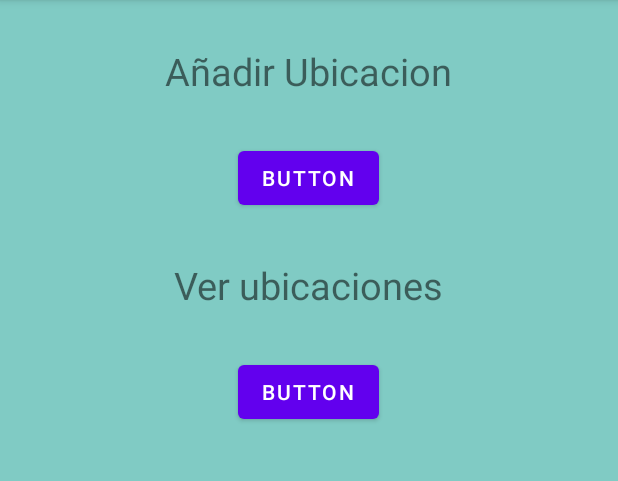
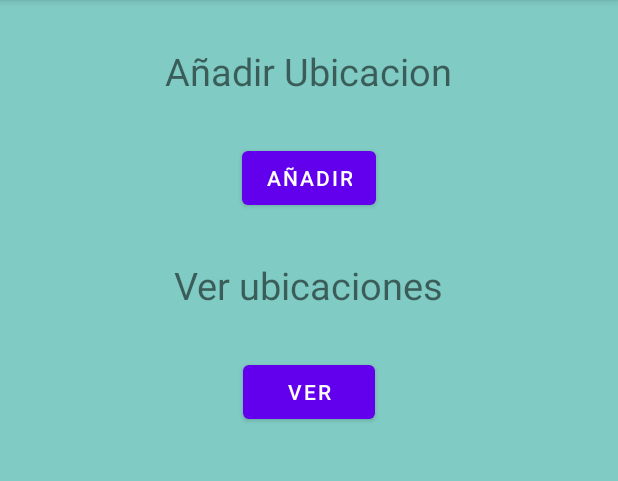
Before and after one commit to Jacobman55/Ubicar, an Android app: the PantElec screen opened directly, with no data from a screen before it, on a phone screen of 412 x 824 dp, the part 84-565 px from its top. Run offline under Robolectric (Android 15) with nearby library versions, the phone set to English and light mode, and no system bars.

Commit message:
1.1.1 DetailColor
Añadido color a la DetailActivity y cambiado el nombre de los botones de la pantalla de eleccion

```diff
--- a/app/src/main/res/layout/activity_pant_elec.xml
+++ b/app/src/main/res/layout/activity_pant_elec.xml
@@ -34,7 +34,7 @@
                 android:layout_gravity="center"
                 android:layout_marginTop="30dp"
                 android:onClick="onClickNuv"
-                android:text="Button" />
+                android:text="Añadir" />
 
             <TextView
                 android:id="@+id/textView2"
@@ -52,7 +52,7 @@
                 android:layout_gravity="center"
                 android:layout_marginTop="30dp"
                 android:onClick="onClickVer"
-                android:text="Button" />
+                android:text="Ver" />
 
         </LinearLayout>
     </ScrollView>
--- a/app/src/main/res/layout/activity_ubi_detail.xml
+++ b/app/src/main/res/layout/activity_ubi_detail.xml
@@ -4,6 +4,7 @@
     xmlns:tools="http://schemas.android.com/tools"
     android:layout_width="match_parent"
     android:layout_height="match_parent"
+    android:background="#80CBC4"
     tools:context=".UbiDetailActivity">
 
     <ScrollView
```
